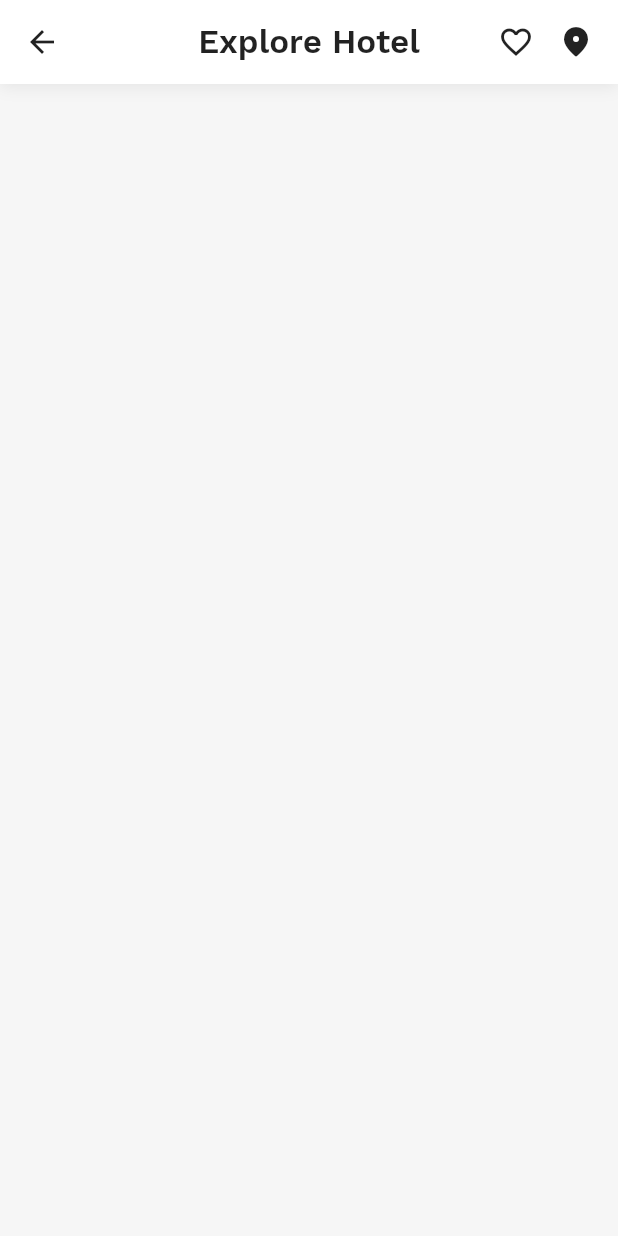
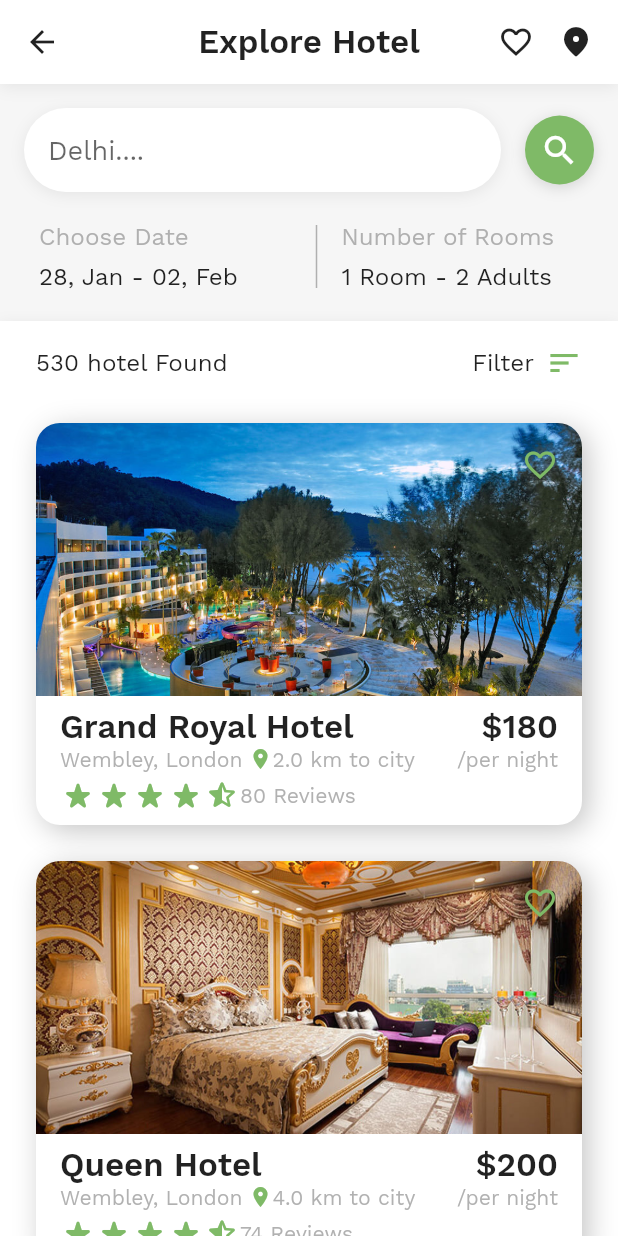
Before and after one commit to codecompilee/hotel_ui, a Flutter app: the screen it shows after launch, on a phone screen of 412 x 824 dp. Run offline on Flutter 3.47's test engine with Material 2 defaults, Android fonts, the phone set to English and light mode, and no system bars; drawn by our look-alikes of flutter_rating_bar.

Commit message:
Update hotel_home_screen.dart

```diff
--- a/lib/hotel_ui/hotel_home_screen.dart
+++ b/lib/hotel_ui/hotel_home_screen.dart
@@ -45,43 +45,42 @@ class _HotelHomeScreenState extends State<HotelHomeScreen>
               child: NestedScrollView(
             headerSliverBuilder: (context, innerBoxIsScrolled) {
               return <Widget>[
-                // SliverList(
-                //     delegate: SliverChildBuilderDelegate((context, index) {
-                //   return Column(
-                //     children: <Widget>[getSearchBarUI(), getTimeDateUI()],
-                //   );
-                // }, childCount: 1)),
-                // SliverPersistentHeader(
-                //     floating: true,
-                //     pinned: true,
-                //     delegate: ContestTabHeader(getFilterBarUI()))
+                SliverList(
+                    delegate: SliverChildBuilderDelegate((context, index) {
+                  return Column(
+                    children: <Widget>[getSearchBarUI(), getTimeDateUI()],
+                  );
+                }, childCount: 1)),
+                SliverPersistentHeader(
+                    floating: true,
+                    pinned: true,
+                    delegate: ContestTabHeader(getFilterBarUI()))
               ];
             },
-            body: Container(),
-            // body: Container(
-            //   color: HotelTheme.buildLightTheme().backgroundColor,
-            //   child: ListView.builder(
-            //     itemBuilder: (context, index) {
-            //      final int count=hotelList.length > 10 ? 10 : hotelList.length;
-            //      final Animation<double> animation =Tween<double>(
-            //       begin: 0.0,
-            //       end: 1.0
-            //      ).animate(CurvedAnimation(parent: animationController!, curve: Interval(
-            //       (1/count) * index,1.0,curve: Curves.fastOutSlowIn
-            //      )));
-            //      animationController!.forward();
-            //       return HotelListView(
-            //         callback: () {},
-            //         hotelData: hotelList[index],
-            //         animation: animation,
-            //         animationController: animationController,
-            //       );
-            //     },
-            //     itemCount: hotelList.length,
-            //     padding: const EdgeInsets.only(top: 8),
-            //     scrollDirection: Axis.vertical,
-            //   ),
-            // ),
+            body: Container(
+              color: HotelTheme.buildLightTheme().backgroundColor,
+              child: ListView.builder(
+                itemBuilder: (context, index) {
+                 final int count=hotelList.length > 10 ? 10 : hotelList.length;
+                 final Animation<double> animation =Tween<double>(
+                  begin: 0.0,
+                  end: 1.0
+                 ).animate(CurvedAnimation(parent: animationController!, curve: Interval(
+                  (1/count) * index,1.0,curve: Curves.fastOutSlowIn
+                 )));
+                 animationController!.forward();
+                  return HotelListView(
+                    callback: () {},
+                    hotelData: hotelList[index],
+                    animation: animation,
+                    animationController: animationController,
+                  );
+                },
+                itemCount: hotelList.length,
+                padding: const EdgeInsets.only(top: 8),
+                scrollDirection: Axis.vertical,
+              ),
+            ),
           ))
         ],
       ),
```
